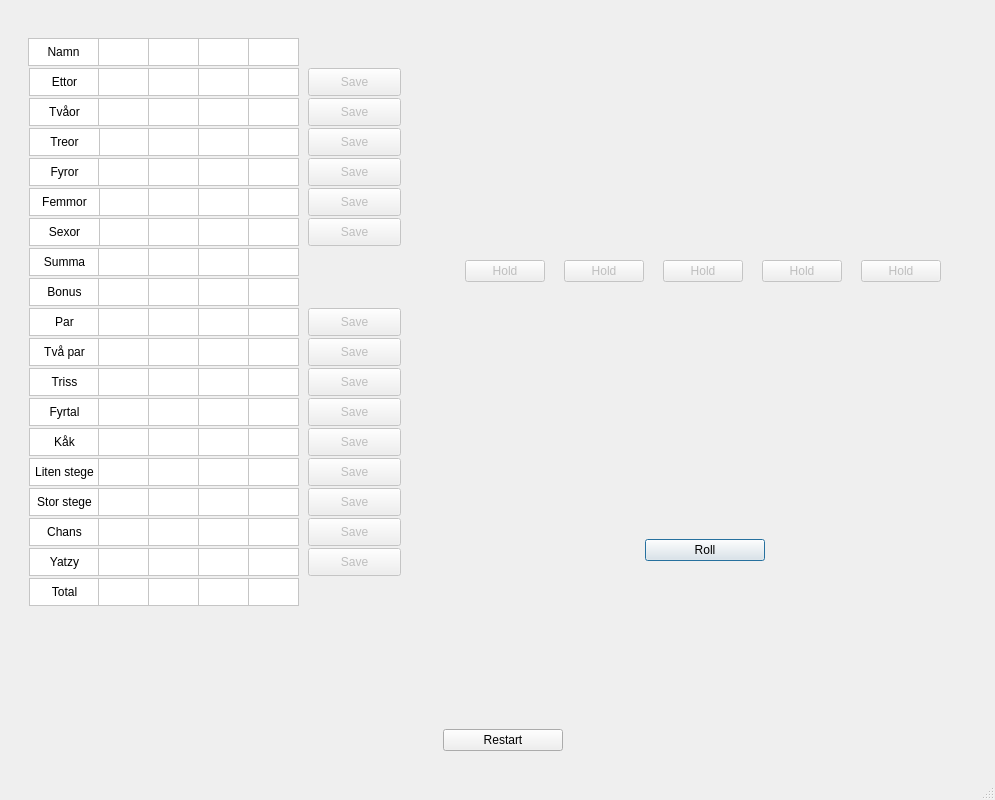
First picture: the form in yatzy.ui, repository sogumet/Yatzy_gui, before the edit.
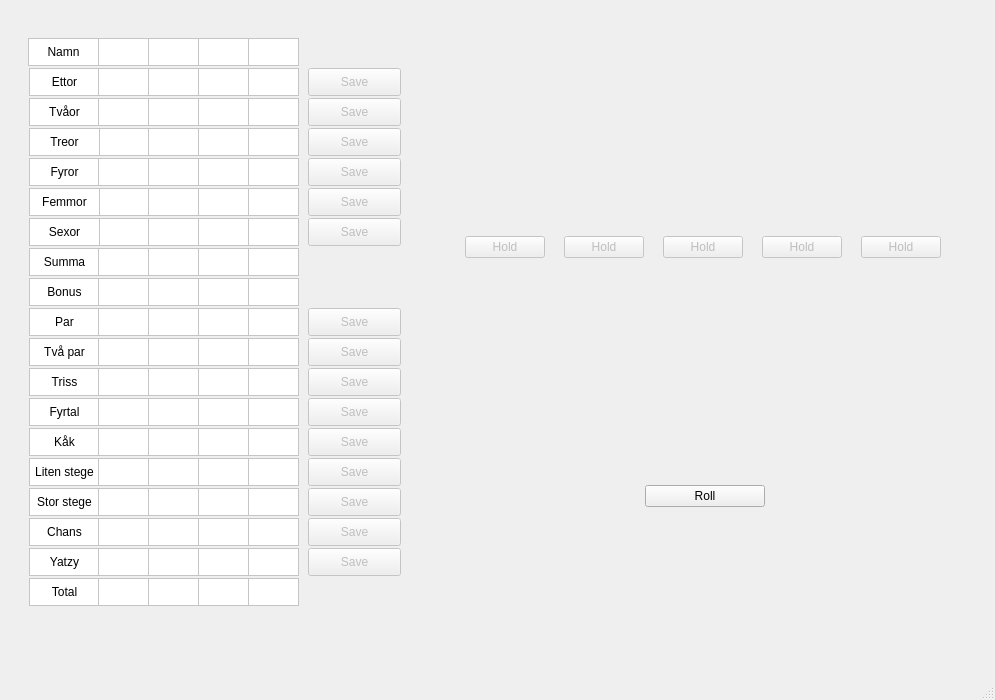
Second picture: the form after the edit. Icons and pictures are not drawn.

```diff
--- a/yatzy.ui
+++ b/yatzy.ui
@@ -7,13 +7,13 @@
     <x>0</x>
     <y>0</y>
     <width>995</width>
-    <height>800</height>
+    <height>700</height>
    </rect>
   </property>
   <property name="maximumSize">
    <size>
     <width>1200</width>
-    <height>800</height>
+    <height>1200</height>
    </size>
   </property>
   <property name="windowTitle">
@@ -3551,31 +3551,13 @@
                 <bool>false</bool>
                </property>
                <property name="default">
-                <bool>true</bool>
+                <bool>false</bool>
                </property>
               </widget>
              </item>
             </layout>
            </widget>
           </item>
-          <item>
-           <widget class="QPushButton" name="start">
-            <property name="maximumSize">
-             <size>
-              <width>120</width>
-              <height>16777215</height>
-             </size>
-            </property>
-            <property name="styleSheet">
-             <string notr="true">QPushButton::checked{background-color #e6e6e6;}
-QPushButton {background-color: #ababab};
-</string>
-            </property>
-            <property name="text">
-             <string>Restart</string>
-            </property>
-           </widget>
-          </item>
          </layout>
         </widget>
        </item>
```
Left out of the diff: 52 changed lines with no effect on the pictures.
